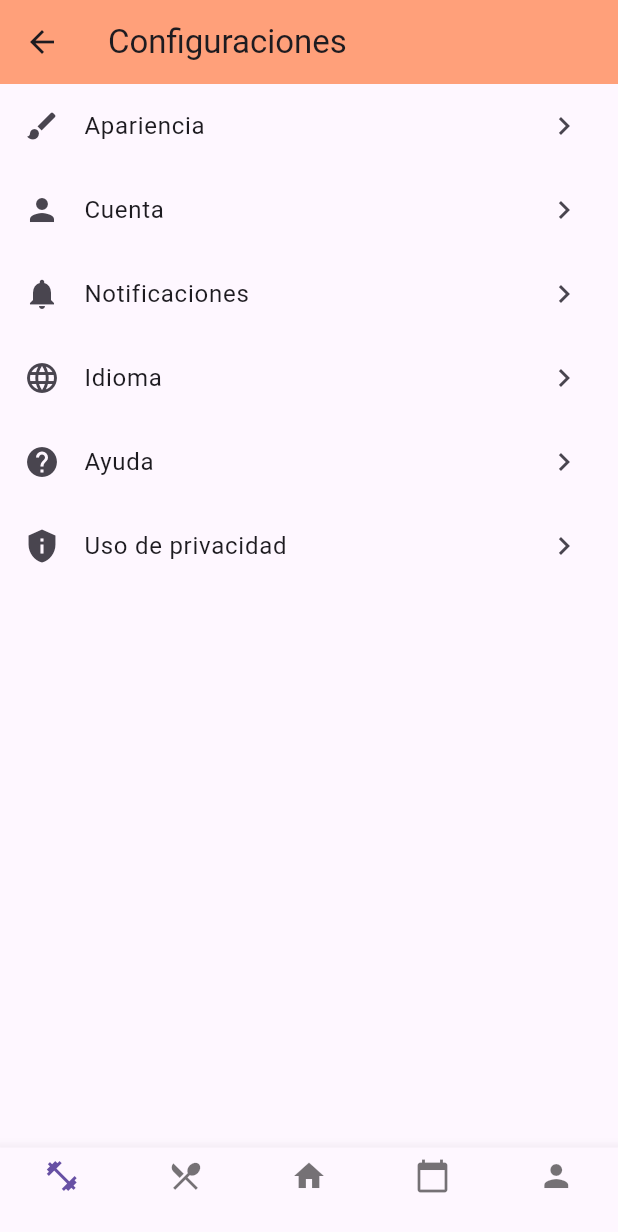
After one commit to EdgarAllan07/fit-plan, a Flutter app: the ConfiguracionMenu screen opened directly, on a phone screen of 412 x 824 dp. The commit adds this screen. Shown: the top 1232 px of the screen. Run offline on Flutter 3.47's test engine with Material 3 defaults, Android fonts, the phone set to English and light mode, and no system bars; our stand-ins replace google_nav_bar, table_calendar.

Commit message:
Arreglando el Menu principal de la aap

```diff
--- a/lib/main.dart
+++ b/lib/main.dart
@@ -1,5 +1,5 @@
 import 'package:flutter/material.dart';
-
+import 'paginas/Notas/CrearNotaScreen.dart';
 import 'paginas/menu.dart';
 
 void main() {
@@ -14,7 +14,7 @@ class MyApp extends StatelessWidget {
       theme: ThemeData(
         primarySwatch: Colors.blue,
       ),
-      home: Menu(),
+      home:Menu(),
     );
   }
 }
--- /dev/null
+++ b/lib/paginas/Configuraciones/configuracionMenu.dart
@@ -0,0 +1,61 @@
+import 'package:flutter/material.dart';
+
+class ConfiguracionMenu extends StatelessWidget {
+  @override
+  Widget build(BuildContext context) {
+    return Scaffold(
+      appBar: AppBar(
+        title: Text('Configuraciones'),
+        backgroundColor: Color(0xFFFFA07A),
+        leading: IconButton(
+          icon: Icon(Icons.arrow_back),
+          onPressed: () => Navigator.of(context).pop(),
+        ),
+      ),
+      body: ListView(
+        children: [
+          ListTile(
+            leading: Icon(Icons.brush),
+            title: Text('Apariencia'),
+            trailing: Icon(Icons.chevron_right),
+          ),
+          ListTile(
+            leading: Icon(Icons.person),
+            title: Text('Cuenta'),
+            trailing: Icon(Icons.chevron_right),
+          ),
+          ListTile(
+            leading: Icon(Icons.notifications),
+            title: Text('Notificaciones'),
+            trailing: Icon(Icons.chevron_right),
+          ),
+          ListTile(
+            leading: Icon(Icons.language),
+            title: Text('Idioma'),
+            trailing: Icon(Icons.chevron_right),
+          ),
+          ListTile(
+            leading: Icon(Icons.help),
+            title: Text('Ayuda'),
+            trailing: Icon(Icons.chevron_right),
+          ),
+          ListTile(
+            leading: Icon(Icons.privacy_tip),
+            title: Text('Uso de privacidad'),
+            trailing: Icon(Icons.chevron_right),
+          ),
+        ],
+      ),
+      bottomNavigationBar: BottomNavigationBar(
+        type: BottomNavigationBarType.fixed,
+        items: [
+          BottomNavigationBarItem(icon: Icon(Icons.fitness_center), label: ''),
+          BottomNavigationBarItem(icon: Icon(Icons.restaurant_menu), label: ''),
+          BottomNavigationBarItem(icon: Icon(Icons.home), label: ''),
+          BottomNavigationBarItem(icon: Icon(Icons.calendar_today), label: ''),
+          BottomNavigationBarItem(icon: Icon(Icons.person), label: ''),
+        ],
+      ),
+    );
+  }
+}
--- a/lib/paginas/menu.dart
+++ b/lib/paginas/menu.dart
@@ -3,6 +3,8 @@ import 'package:fit_plan_proyecto/paginas/registro.dart';
 import 'package:fit_plan_proyecto/paginas/Cronometro/Cronometro.dart';
 import 'package:flutter/material.dart';
 import 'package:fit_plan_proyecto/paginas/Calendario/Calendario.dart';
+import 'Configuraciones/configuracionMenu.dart';
+import 'calcularPeso/resultadoPeso.dart';
 
 class Menu extends StatelessWidget {
   @override
@@ -47,12 +49,13 @@ class Menu extends StatelessWidget {
   Widget _buildMenuGrid(BuildContext context) {
     final menuItems = [
       {'icon': Icons.lightbulb_outline, 'label': 'Tips', 'page': null}, // Añadir la página correspondiente
-      {'icon': Icons.chat_bubble_outline, 'label': 'Chat de entrenamiento...', 'page': null}, // Añadir la página correspondiente
+      {'icon': Icons.scale, 'label': 'Peso', 'page': ResultadoPeso()}, // Añadir la página correspondiente
       {'icon': Icons.description_outlined, 'label': 'Plan de entrenamiento...', 'page': null}, // Añadir la página correspondiente
       {'icon': Icons.timer, 'label': 'Cronometro', 'page': Cronometro()},
       {'icon': Icons.restaurant_menu, 'label': 'Comidas', 'page': null}, // Añadir la página correspondiente
       {'icon': Icons.calendar_today, 'label': 'Horarios', 'page': Calendario()},
-      {'icon': Icons.settings, 'label': 'Configuraciones', 'page': null}, // Añadir la página correspondiente
+      {'icon': Icons.settings, 'label': 'Configuraciones', 'page': ConfiguracionMenu()},
+       {'icon': Icons.note, 'label': 'Notas', 'page': ListaNotasScreen()} // Añadir la página correspondiente
     ];
 
     return GridView.builder(
```
Also changed, not shown: pubspec.lock.
